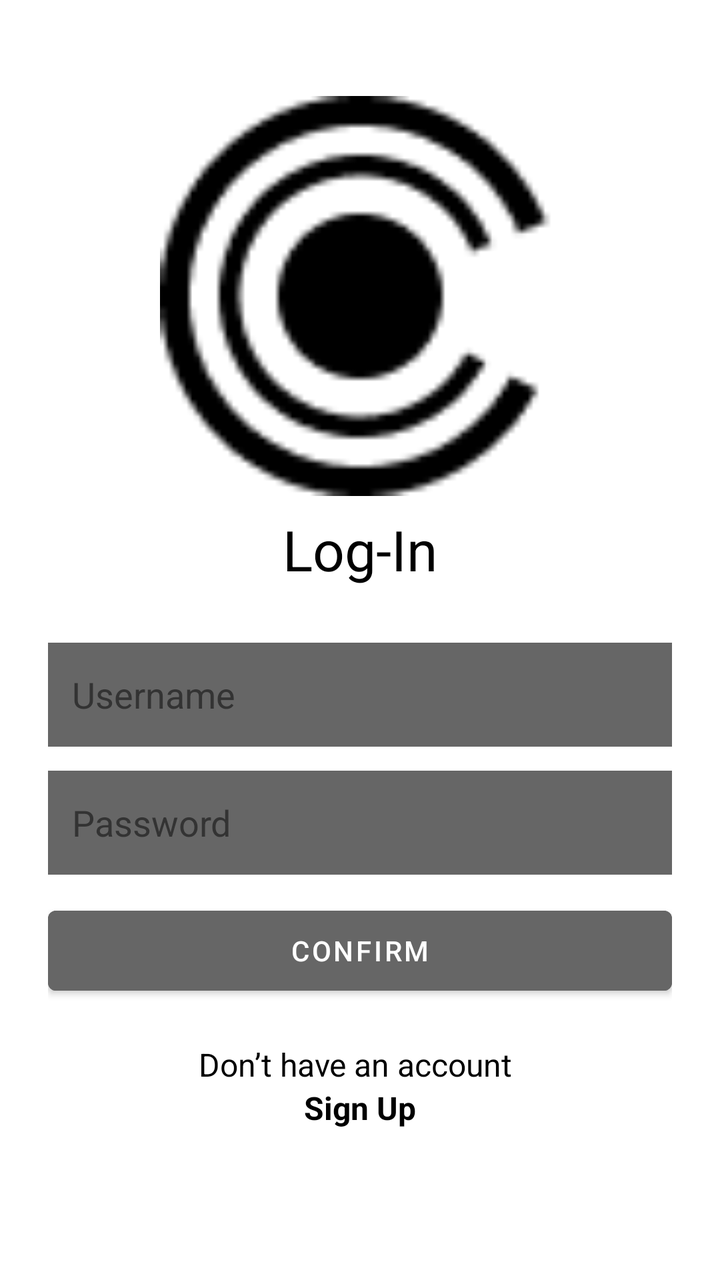
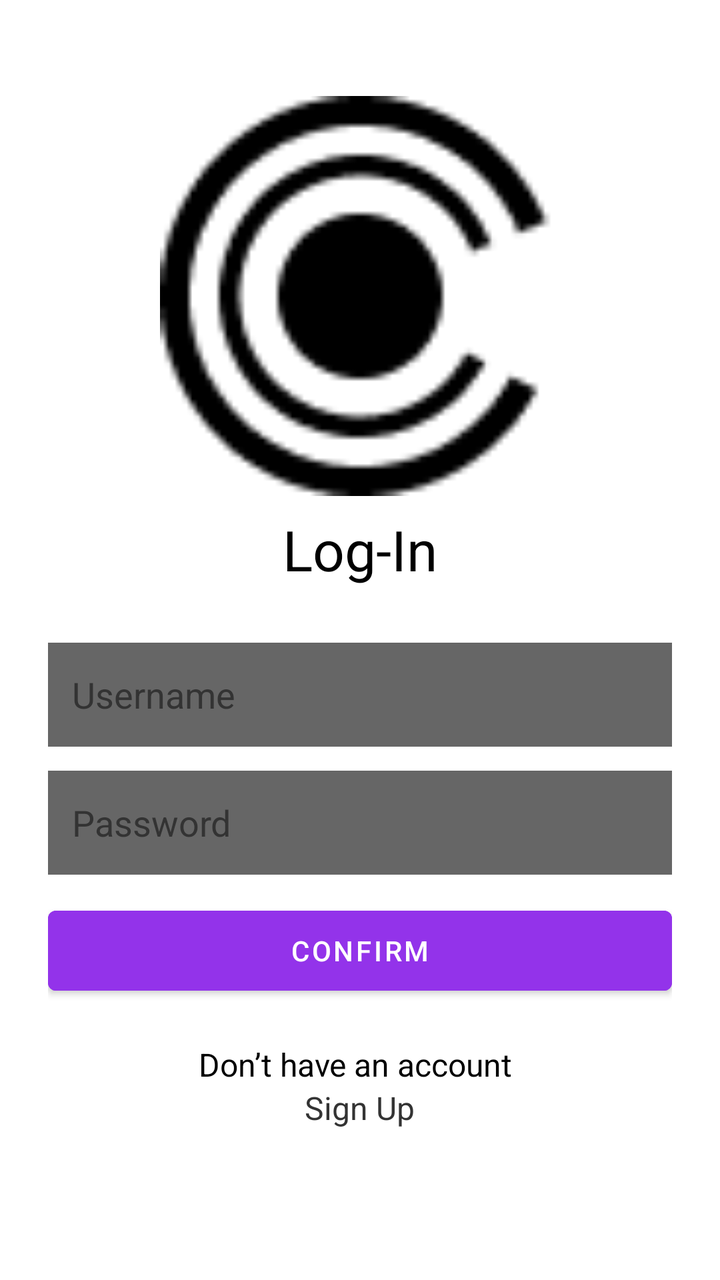

Before-and-after screenshots of an Android layout around one commit, followed by the original layout XML and the change that was made.
<!-- AndroidManifest.xml: activity theme Theme.Ser210finalclient -->
<!-- res/layout/activity_login.xml -->
<?xml version="1.0" encoding="utf-8"?>
<ScrollView xmlns:android="http://schemas.android.com/apk/res/android"
    android:layout_width="match_parent"
    android:layout_height="match_parent"
    android:background="@color/screen_background">

    <LinearLayout
        android:layout_width="match_parent"
        android:layout_height="wrap_content"
        android:gravity="center_horizontal"
        android:orientation="vertical"
        android:paddingStart="24dp"
        android:paddingTop="48dp"
        android:paddingEnd="24dp"
        android:paddingBottom="24dp">

        <ImageView
            android:layout_width="300dp"
            android:layout_height="200dp"
            android:layout_gravity="center_horizontal"
            android:adjustViewBounds="true"
            android:contentDescription="@string/app_name"
            android:src="@drawable/login_logo" />

        <TextView
            android:layout_width="wrap_content"
            android:layout_height="wrap_content"
            android:layout_marginTop="8dp"
            android:text="Log-In"
            android:textColor="@color/primary_text"
            android:textSize="28sp" />

        <EditText
            android:id="@+id/loginUsernameButton"
            android:layout_width="match_parent"
            android:layout_height="52dp"
            android:layout_marginTop="28dp"
            android:background="#666666"
            android:hint="Username"
            android:imeOptions="actionNext"
            android:inputType="textEmailAddress"
            android:paddingStart="12dp"
            android:paddingEnd="12dp"
            android:textColor="@color/primary_text"
            android:textColorHint="@color/secondary_text" />

        <EditText
            android:id="@+id/loginPasswordButton"
            android:layout_width="match_parent"
            android:layout_height="52dp"
            android:layout_marginTop="12dp"
            android:background="#666666"
            android:hint="Password"
            android:imeOptions="actionDone"
            android:inputType="textPassword"
            android:paddingStart="12dp"
            android:paddingEnd="12dp"
            android:textColor="@color/primary_text"
            android:textColorHint="@color/secondary_text" />

        <Button
            android:id="@+id/loginConfirmButton"
            android:layout_width="match_parent"
            android:layout_height="52dp"
            android:layout_marginTop="12dp"
            android:backgroundTint="#666666"
            android:text="CONFIRM"
            android:textAllCaps="true"
            android:textColor="#FFFFFF" />

        <TextView
            android:layout_width="wrap_content"
            android:layout_height="wrap_content"
            android:layout_marginTop="20dp"
            android:text="Don’t have an account "
            android:textColor="@color/primary_text"
            android:textSize="16sp" />

        <TextView
            android:id="@+id/loginSignUpText"
            android:layout_width="wrap_content"
            android:layout_height="wrap_content"
            android:clickable="true"
            android:focusable="true"
            android:text="Sign Up"
            android:textColor="@color/primary_text"
            android:textSize="16sp"
            android:textStyle="bold" />

    </LinearLayout>
</ScrollView>
<!-- resources referenced by this layout -->
<resources>
  <color name="primary_text">#FF000000</color>
  <color name="screen_background">#FFFFFFFF</color>
  <color name="secondary_text">#FF333333</color>
  <!-- drawable login_logo (drawable) -->
  <?xml version="1.0" encoding="utf-8"?>
  <bitmap xmlns:android="http://schemas.android.com/apk/res/android"
      android:gravity="center"
      android:src="@drawable/login_logo_light" />
  <string name="app_name">ser210-final-client</string>
  <style name="Theme.Ser210finalclient" parent="Theme.MaterialComponents.DayNight.NoActionBar" />
  <!-- drawable login_logo_light: png bitmap (drawable, 1567 bytes) -->
</resources>

<!-- the commit's change to res/layout/activity_login.xml (unified diff, before → after) -->
@@ -63,10 +63,10 @@
             android:layout_width="match_parent"
             android:layout_height="52dp"
             android:layout_marginTop="12dp"
-            android:backgroundTint="#666666"
+            android:backgroundTint="@color/brand_purple_button"
             android:text="CONFIRM"
             android:textAllCaps="true"
-            android:textColor="#FFFFFF" />
+            android:textColor="@color/white" />
 
         <TextView
             android:layout_width="wrap_content"
@@ -83,9 +83,8 @@
             android:clickable="true"
             android:focusable="true"
             android:text="Sign Up"
-            android:textColor="@color/primary_text"
-            android:textSize="16sp"
-            android:textStyle="bold" />
+            android:textColor="@color/secondary_text"
+            android:textSize="16sp" />
 
     </LinearLayout>
 </ScrollView>
<!-- resource entries referenced after the edit -->
@@ -1,8 +1,10 @@
 <!-- resources referenced by this layout -->
 <resources>
+  <color name="brand_purple_button">#FF9333EA</color>
   <color name="primary_text">#FF000000</color>
   <color name="screen_background">#FFFFFFFF</color>
   <color name="secondary_text">#FF333333</color>
+  <color name="white">#FFFFFFFF</color>
   <!-- drawable login_logo (drawable) -->
   <?xml version="1.0" encoding="utf-8"?>
   <bitmap xmlns:android="http://schemas.android.com/apk/res/android"
